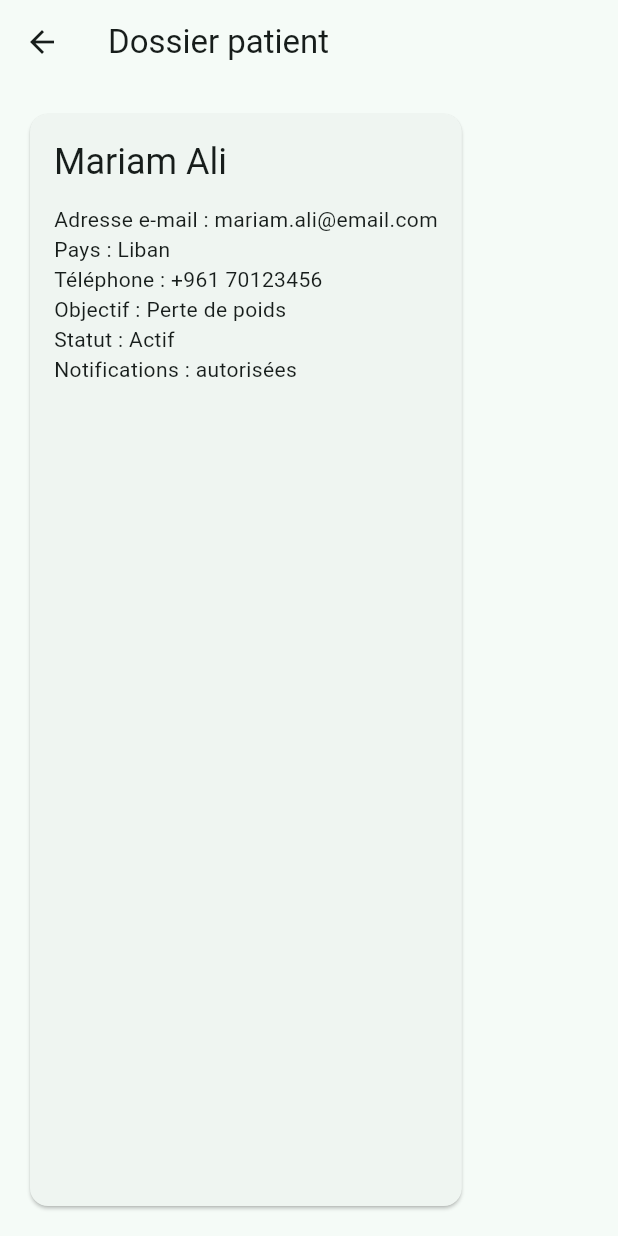
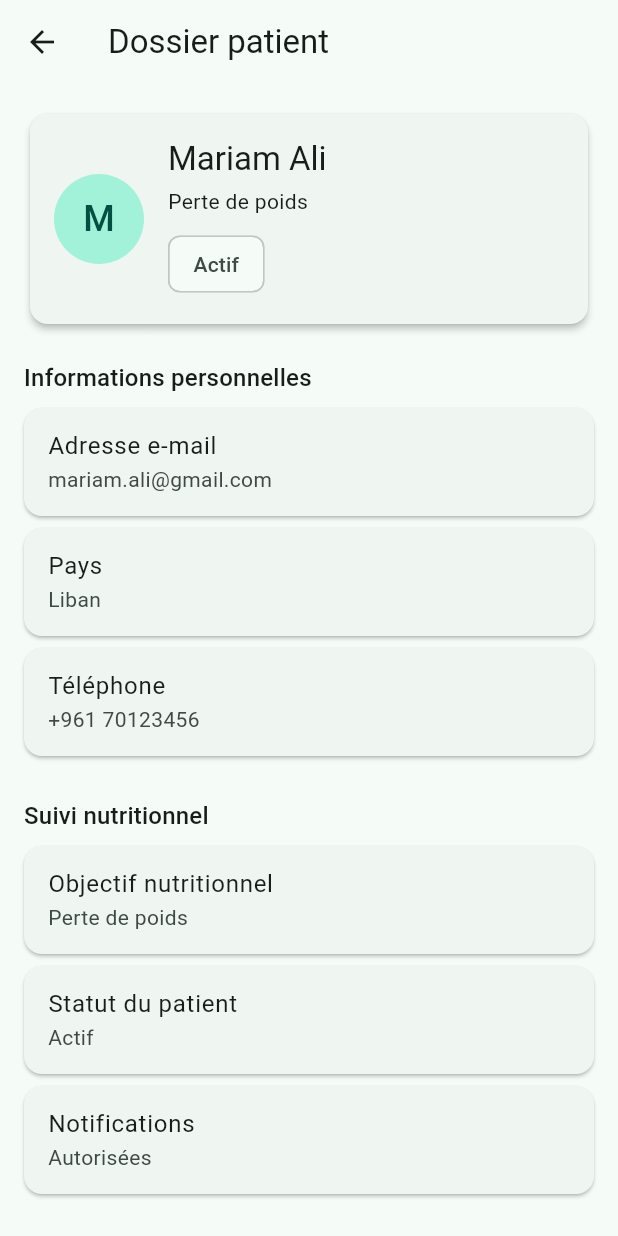
Before and after one commit to mariamali8204-source/app-dietetique, a Flutter app: the screen it shows after launch, after a tap on an icon or button, on a phone screen of 412 x 824 dp. Run offline on Flutter 3.47's test engine with Material 3 defaults, Android fonts, the phone set to English and light mode, and no system bars.

Commit message:
feat: complete phase 3 navigation and dynamic display

```diff
--- a/frontend/lib/views/patient/dossier_patient_view.dart
+++ b/frontend/lib/views/patient/dossier_patient_view.dart
@@ -1,6 +1,7 @@
 import 'package:flutter/material.dart';
 
 import '../../models/patient.dart';
+import 'modifier_patient_view.dart';
 
 class DossierPatientView extends StatelessWidget {
   final Patient patient;
@@ -10,39 +11,151 @@ class DossierPatientView extends StatelessWidget {
     required this.patient,
   });
 
+  Future<void> _modifierPatient(BuildContext context) async {
+    final patientModifie = await Navigator.push<Patient>(
+      context,
+      MaterialPageRoute(
+        builder: (context) => ModifierPatientView(patient: patient),
+      ),
+    );
+
+    if (!context.mounted) return;
+
+    if (patientModifie != null) {
+      Navigator.pop(context, patientModifie);
+    }
+  }
+
+  Widget _ligneInformation(String titre, String valeur) {
+    return Card(
+      margin: const EdgeInsets.only(bottom: 8),
+      child: ListTile(
+        title: Text(titre),
+        subtitle: Text(valeur),
+      ),
+    );
+  }
+
   @override
   Widget build(BuildContext context) {
     return Scaffold(
       appBar: AppBar(
         title: const Text('Dossier patient'),
       ),
-      body: Padding(
+      body: SingleChildScrollView(
         padding: const EdgeInsets.all(16),
-        child: Card(
+        child: Column(
+          crossAxisAlignment: CrossAxisAlignment.start,
+          children: [
+            Card(
+              elevation: 2,
               child: Padding(
                 padding: const EdgeInsets.all(16),
+                child: Row(
+                  children: [
+                    CircleAvatar(
+                      radius: 30,
+                      child: Text(
+                        patient.nom.isNotEmpty
+                            ? patient.nom[0].toUpperCase()
+                            : '?',
+                        style: const TextStyle(fontSize: 24),
+                      ),
+                    ),
+                    const SizedBox(width: 16),
+
+                    Expanded(
                       child: Column(
                         crossAxisAlignment: CrossAxisAlignment.start,
                         children: [
                           Text(
                             patient.nom,
-                  style: Theme.of(context).textTheme.headlineSmall,
+                            style: Theme.of(context).textTheme.titleLarge,
                           ),
-                const SizedBox(height: 12),
-                Text('Adresse e-mail : ${patient.email}'),
-                Text('Pays : ${patient.pays}'),
-                Text('Téléphone : ${patient.indicatif} ${patient.telephone}'),
-                Text('Objectif : ${patient.objectifNutritionnel}'),
-                Text('Statut : ${patient.statut}'),
-                Text(
-                  patient.notificationsAutorisees
-                      ? 'Notifications : autorisées'
-                      : 'Notifications : non autorisées',
+                          const SizedBox(height: 4),
+                          Text(patient.objectifNutritionnel),
+                          const SizedBox(height: 8),
+                          Chip(
+                            label: Text(patient.statut),
+                          ),
+                        ],
+                      ),
                     ),
                   ],
                 ),
               ),
             ),
+
+            const SizedBox(height: 20),
+
+            Text(
+              'Informations personnelles',
+              style: Theme.of(context).textTheme.titleMedium,
+            ),
+            const SizedBox(height: 8),
+
+            _ligneInformation('Adresse e-mail', patient.email),
+            _ligneInformation('Pays', patient.pays),
+            _ligneInformation(
+              'Téléphone',
+              '${patient.indicatif} ${patient.telephone}',
+            ),
+
+            const SizedBox(height: 20),
+
+            Text(
+              'Suivi nutritionnel',
+              style: Theme.of(context).textTheme.titleMedium,
+            ),
+            const SizedBox(height: 8),
+
+            _ligneInformation(
+              'Objectif nutritionnel',
+              patient.objectifNutritionnel,
+            ),
+            _ligneInformation('Statut du patient', patient.statut),
+            _ligneInformation(
+              'Notifications',
+              patient.notificationsAutorisees
+                  ? 'Autorisées'
+                  : 'Non autorisées',
+            ),
+
+            const SizedBox(height: 20),
+
+            Text(
+              'Traçabilité',
+              style: Theme.of(context).textTheme.titleMedium,
+            ),
+            const SizedBox(height: 8),
+
+            _ligneInformation(
+              'Date de création',
+              patient.createdAt != null
+                  ? patient.createdAt.toString()
+                  : 'Non définie',
+            ),
+            _ligneInformation(
+              'Dernière modification',
+              patient.updatedAt != null
+                  ? patient.updatedAt.toString()
+                  : 'Non définie',
+            ),
+
+            const SizedBox(height: 20),
+
+            SizedBox(
+              width: double.infinity,
+              child: ElevatedButton.icon(
+                onPressed: () {
+                  _modifierPatient(context);
+                },
+                icon: const Icon(Icons.edit),
+                label: const Text('Modifier'),
+              ),
+            ),
+          ],
+        ),
       ),
     );
   }
--- a/frontend/lib/views/patient/patients_view.dart
+++ b/frontend/lib/views/patient/patients_view.dart
@@ -1,6 +1,7 @@
 import 'package:flutter/material.dart';
 
 import '../../models/patient.dart';
+import 'ajouter_patient_view.dart';
 import 'dossier_patient_view.dart';
 
 class PatientsView extends StatefulWidget {
@@ -16,7 +17,7 @@ class _PatientsViewState extends State<PatientsView> {
       id: 1,
       userId: 1,
       nom: 'Mariam Ali',
-      email: 'mariam.ali@email.com',
+      email: 'mariam.ali@gmail.com',
       pays: 'Liban',
       indicatif: '+961',
       telephone: '70123456',
@@ -56,6 +57,79 @@ class _PatientsViewState extends State<PatientsView> {
     ),
   ];
 
+  Future<void> _ajouterPatient() async {
+    final nouveauPatient = await Navigator.push<Patient>(
+      context,
+      MaterialPageRoute(
+        builder: (context) => const AjouterPatientView(),
+      ),
+    );
+
+    if (!mounted) return;
+
+    if (nouveauPatient != null) {
+      setState(() {
+        patients.add(
+          Patient(
+            id: patients.length + 1,
+            userId: nouveauPatient.userId,
+            nom: nouveauPatient.nom,
+            email: nouveauPatient.email,
+            pays: nouveauPatient.pays,
+            indicatif: nouveauPatient.indicatif,
+            telephone: nouveauPatient.telephone,
+            objectifNutritionnel: nouveauPatient.objectifNutritionnel,
+            statut: nouveauPatient.statut,
+            notificationsAutorisees: nouveauPatient.notificationsAutorisees,
+            createdAt: nouveauPatient.createdAt,
+            updatedAt: nouveauPatient.updatedAt,
+          ),
+        );
+      });
+
+      ScaffoldMessenger.of(context).showSnackBar(
+        const SnackBar(
+          content: Text('Patient ajouté avec succès'),
+        ),
+      );
+    }
+  }
+
+  Future<void> _ouvrirDossierPatient(int index) async {
+    final patientModifie = await Navigator.push<Patient>(
+      context,
+      MaterialPageRoute(
+        builder: (context) => DossierPatientView(
+          patient: patients[index],
+        ),
+      ),
+    );
+
+    if (!mounted) return;
+
+    if (patientModifie != null) {
+      setState(() {
+        patients[index] = patientModifie;
+      });
+
+      ScaffoldMessenger.of(context).showSnackBar(
+        const SnackBar(
+          content: Text('Patient modifié avec succès'),
+        ),
+      );
+    }
+  }
+
+  Color _couleurStatut(String statut) {
+    if (statut == 'Actif') {
+      return Colors.green;
+    } else if (statut == 'Suivi') {
+      return Colors.orange;
+    } else {
+      return Colors.grey;
+    }
+  }
+
   @override
   Widget build(BuildContext context) {
     return Scaffold(
@@ -87,10 +161,12 @@ class _PatientsViewState extends State<PatientsView> {
                     margin: const EdgeInsets.only(bottom: 12),
                     child: ListTile(
                       leading: CircleAvatar(
+                        backgroundColor: _couleurStatut(patient.statut),
                         child: Text(
                           patient.nom.isNotEmpty
                               ? patient.nom[0].toUpperCase()
                               : '?',
+                          style: const TextStyle(color: Colors.white),
                         ),
                       ),
                       title: Text(patient.nom),
@@ -99,13 +175,7 @@ class _PatientsViewState extends State<PatientsView> {
                       ),
                       trailing: const Icon(Icons.arrow_forward_ios),
                       onTap: () {
-                        Navigator.push(
-                          context,
-                          MaterialPageRoute(
-                            builder: (context) =>
-                                DossierPatientView(patient: patient),
-                          ),
-                        );
+                        _ouvrirDossierPatient(index);
                       },
                     ),
                   );
@@ -115,6 +185,11 @@ class _PatientsViewState extends State<PatientsView> {
           ],
         ),
       ),
+      floatingActionButton: FloatingActionButton.extended(
+        onPressed: _ajouterPatient,
+        icon: const Icon(Icons.add),
+        label: const Text('Ajouter'),
+      ),
     );
   }
 }
```
Also changed, not shown: frontend/lib/views/patient/ajouter_patient_view.dart (added, +222 -0 lines), frontend/lib/views/patient/modifier_patient_view.dart (added, +241 -0 lines). Lines whose indentation alone changed are shown as unchanged.
